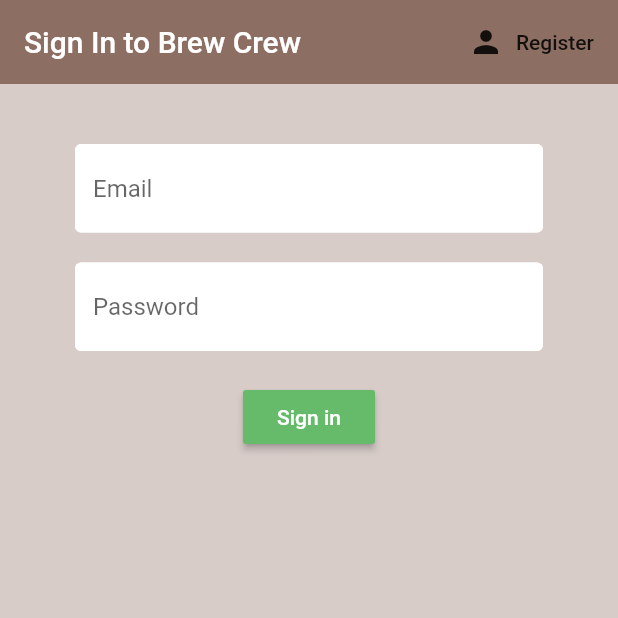
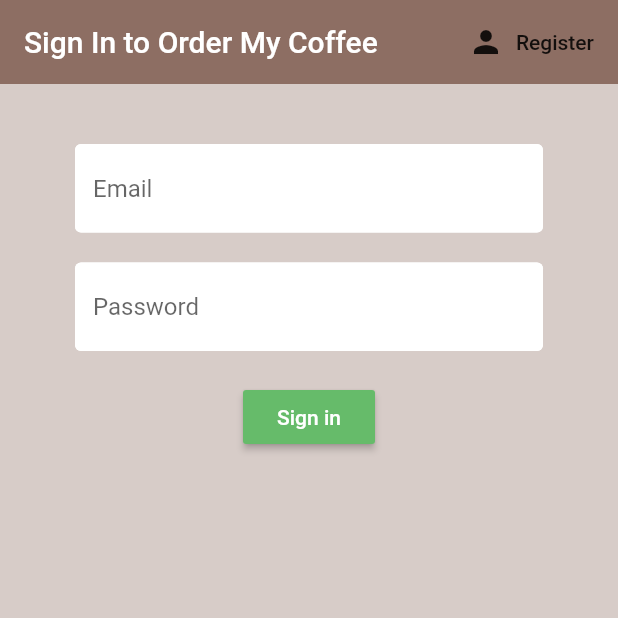
Before and after one commit to restless226/order-my-coffee, a Flutter app: the screen it shows after launch, on a phone screen of 412 x 824 dp, the top half of it. Run offline on Flutter 3.47's test engine with Material 2 defaults, Android fonts, the phone set to English and light mode, and no system bars; our stand-ins replace cloud_firestore, firebase_auth, flutter_spinkit; accounts and stored records are empty.

Commit message:
changed title text

```diff
--- a/lib/screens/authenticate/register.dart
+++ b/lib/screens/authenticate/register.dart
@@ -31,7 +31,7 @@ class _RegisterState extends State<Register> {
             appBar: AppBar(
               backgroundColor: Colors.brown[400],
               elevation: 0,
-              title: Text('Sign up to Brew Crew'),
+              title: Text('Sign up to Order My Coffee'),
               actions: <Widget>[
                 FlatButton.icon(
                     onPressed: () {
--- a/lib/screens/authenticate/sign_in.dart
+++ b/lib/screens/authenticate/sign_in.dart
@@ -31,7 +31,7 @@ class _SignInState extends State<SignIn> {
             appBar: AppBar(
               backgroundColor: Colors.brown[400],
               elevation: 0,
-              title: Text('Sign In to Brew Crew'),
+              title: Text('Sign In to Order My Coffee'),
               actions: <Widget>[
                 FlatButton.icon(
                     onPressed: () {
--- a/lib/screens/home/home.dart
+++ b/lib/screens/home/home.dart
@@ -27,7 +27,7 @@ class Home extends StatelessWidget {
       child: Scaffold(
         backgroundColor: Colors.brown[50],
         appBar: AppBar(
-          title: Text('Brew Crew'),
+          title: Text('Order My Coffee'),
           backgroundColor: Colors.brown[400],
           elevation: 0,
           actions: <Widget>[
```
